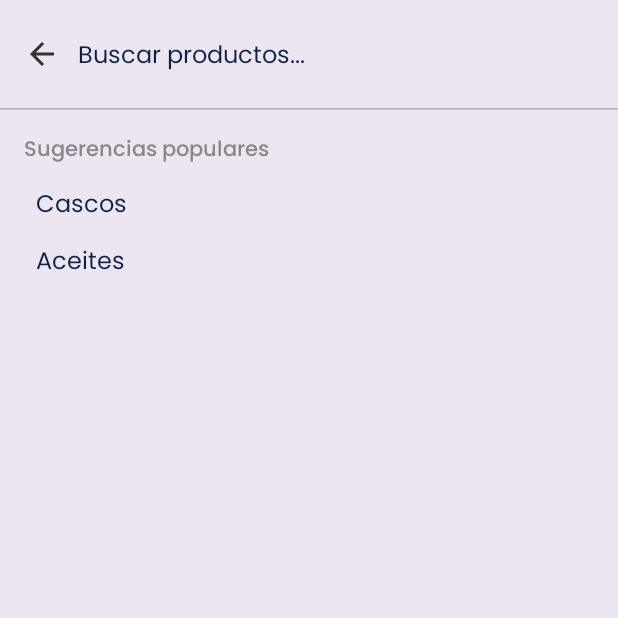
After one commit to SkimerPM/JhomilMotors, an Android app built with Jetpack Compose: the SearchScreen screen opened through its navigation route, on a phone screen of 412 x 824 dp, the top half of it. The commit adds this screen. Run offline under Robolectric (Android 15) with nearby library versions, the phone set to English and light mode, and no system bars; our stand-ins replace Dagger/Hilt's generated code; network calls fail; 3 statements that could not run were skipped.

Commit message:
Barra de busqueda y solucion de errores de UI y UX

```diff
--- a/app/src/main/java/com/jhomilmotors/jhomilmotorsfff/data/remote/ApiService.kt
+++ b/app/src/main/java/com/jhomilmotors/jhomilmotorsfff/data/remote/ApiService.kt
@@ -7,6 +7,7 @@ import com.jhomilmotors.jhomilmotorsfff.data.model.GoogleLoginRequest
 import com.jhomilmotors.jhomilmotorsfff.data.model.LoginRequest
 import com.jhomilmotors.jhomilmotorsfff.data.model.RefreshRequest
 import com.jhomilmotors.jhomilmotorsfff.data.model.RegisterRequest
+import com.jhomilmotors.jhomilmotorsfff.data.model.SearchResult
 import com.jhomilmotors.jhomilmotorsfff.data.model.SpringPage
 import com.jhomilmotors.jhomilmotorsfff.data.model.UserResponse
 import com.jhomilmotors.jhomilmotorsfff.data.model.category.CategoryResponse
@@ -89,4 +90,9 @@ interface ApiService {
     suspend fun getContentByCode(
         @Path("codigo") codigo: String
     ): Response<ContentResponse>
+
+    @GET("/api/v1/buscar")
+    suspend fun searchProducts(
+        @Query("q") query: String
+    ): Response<List<SearchResult>>
 }
--- /dev/null
+++ b/app/src/main/java/com/jhomilmotors/jhomilmotorsfff/data/repository/SearchRepository.kt
@@ -0,0 +1,14 @@
+package com.jhomilmotors.jhomilmotorsfff.data.repository
+
+import com.jhomilmotors.jhomilmotorsfff.data.model.SearchResult
+import com.jhomilmotors.jhomilmotorsfff.data.remote.ApiService
+import retrofit2.Response
+import javax.inject.Inject
+
+class SearchRepository @Inject constructor(
+    private val api: ApiService
+) {
+    suspend fun search(query: String): Response<List<SearchResult>> {
+        return api.searchProducts(query)
+    }
+}
--- a/app/src/main/java/com/jhomilmotors/jhomilmotorsfff/navigation/AppNavigation.kt
+++ b/app/src/main/java/com/jhomilmotors/jhomilmotorsfff/navigation/AppNavigation.kt
@@ -26,6 +26,7 @@ import com.jhomilmotors.jhomilmotorsfff.ui.screens.common.WebViewScreen
 
 import com.jhomilmotors.jhomilmotorsfff.ui.screens.home.ProductListScreen
 import com.jhomilmotors.jhomilmotorsfff.ui.screens.map.StoreMapScreen
+import com.jhomilmotors.jhomilmotorsfff.ui.screens.search.SearchScreen
 
 @Composable
 fun AppNavigation() {
@@ -141,6 +142,14 @@ fun AppNavigation() {
             composable(AppScreens.StoreMap.route) {
                 StoreMapScreen(onBack = { navController.popBackStack() })
             }
+            composable(AppScreens.SearchScreen.route) {
+                SearchScreen(
+                    onBack = { navController.popBackStack() },
+                    onNavigateToDetail = { productId ->
+                        navController.navigate(AppScreens.ProductDetail.createRoute(productId))
+                    }
+                )
+            }
         }
     }
 }
--- a/app/src/main/java/com/jhomilmotors/jhomilmotorsfff/navigation/AppScreens.kt
+++ b/app/src/main/java/com/jhomilmotors/jhomilmotorsfff/navigation/AppScreens.kt
@@ -34,4 +34,5 @@ sealed class AppScreens(val route: String) {
         fun createRoute(id: Long) = "product_detail/$id"
     }
     object StoreMap : AppScreens("store_map")
+    object SearchScreen : AppScreens("search_screen")
 }
--- a/app/src/main/java/com/jhomilmotors/jhomilmotorsfff/ui/screens/register/Register.kt
+++ b/app/src/main/java/com/jhomilmotors/jhomilmotorsfff/ui/screens/register/Register.kt
@@ -172,6 +172,7 @@ fun RegisterContent(
                     TextField(
                         value = nombre,
                         onValueChange = onNombreChange,
+                        placeholder = { Text("Introduce tu nombre", color = MaterialTheme.colorScheme.onSurface.copy(alpha = 0.6f)) },
                         modifier = Modifier.fillMaxWidth().height(62.dp).testTag("input_nombre"),
                         colors = TextFieldDefaults.colors(focusedContainerColor = MaterialTheme.colorScheme.primary.copy(alpha = 0.09f), unfocusedContainerColor = MaterialTheme.colorScheme.primary.copy(alpha = 0.03f), cursorColor = MaterialTheme.colorScheme.primary, focusedIndicatorColor = Color.Transparent, unfocusedIndicatorColor = Color.Transparent),
                         shape = RoundedCornerShape(8.dp),
@@ -186,6 +187,7 @@ fun RegisterContent(
                     TextField(
                         value = apellido,
                         onValueChange = onApellidoChange,
+                        placeholder = { Text("Introduce tu apellido", color = MaterialTheme.colorScheme.onSurface.copy(alpha = 0.6f)) },
                         modifier = Modifier.fillMaxWidth().height(62.dp).testTag("input_apellido"),
                         colors = TextFieldDefaults.colors(focusedContainerColor = MaterialTheme.colorScheme.primary.copy(alpha = 0.09f), unfocusedContainerColor = MaterialTheme.colorScheme.primary.copy(alpha = 0.03f), cursorColor = MaterialTheme.colorScheme.primary, focusedIndicatorColor = Color.Transparent, unfocusedIndicatorColor = Color.Transparent),
                         shape = RoundedCornerShape(8.dp),
@@ -200,6 +202,7 @@ fun RegisterContent(
                     TextField(
                         value = email,
                         onValueChange = onEmailChange,
+                        placeholder = { Text("ejemplo@correo.com", color = MaterialTheme.colorScheme.onSurface.copy(alpha = 0.6f)) },
                         modifier = Modifier.fillMaxWidth().height(62.dp).testTag("input_email"),
                         colors = TextFieldDefaults.colors(focusedContainerColor = MaterialTheme.colorScheme.primary.copy(alpha = 0.09f), unfocusedContainerColor = MaterialTheme.colorScheme.primary.copy(alpha = 0.03f), cursorColor = MaterialTheme.colorScheme.primary, focusedIndicatorColor = Color.Transparent, unfocusedIndicatorColor = Color.Transparent),
                         shape = RoundedCornerShape(8.dp),
@@ -214,6 +217,7 @@ fun RegisterContent(
                     TextField(
                         value = password,
                         onValueChange = onPasswordChange,
+                        placeholder = { Text("******", color = MaterialTheme.colorScheme.onSurface.copy(alpha = 0.6f)) },
                         visualTransformation = PasswordVisualTransformation(),
                         modifier = Modifier.fillMaxWidth().height(62.dp).testTag("input_password"),
                         colors = TextFieldDefaults.colors(focusedContainerColor = MaterialTheme.colorScheme.primary.copy(alpha = 0.09f), unfocusedContainerColor = MaterialTheme.colorScheme.primary.copy(alpha = 0.03f), cursorColor = MaterialTheme.colorScheme.primary, focusedIndicatorColor = Color.Transparent, unfocusedIndicatorColor = Color.Transparent),
--- /dev/null
+++ b/app/src/main/java/com/jhomilmotors/jhomilmotorsfff/ui/screens/search/SearchScreen.kt
@@ -0,0 +1,117 @@
+package com.jhomilmotors.jhomilmotorsfff.ui.screens.search
+
+import androidx.compose.foundation.clickable
+import androidx.compose.foundation.layout.*
+import androidx.compose.foundation.lazy.LazyColumn
+import androidx.compose.foundation.lazy.items
+import androidx.compose.material.icons.Icons
+import androidx.compose.material.icons.automirrored.filled.ArrowBack
+import androidx.compose.material.icons.filled.Close
+import androidx.compose.material.icons.filled.Search
+import androidx.compose.material3.*
+import androidx.compose.runtime.*
+import androidx.compose.ui.Alignment
+import androidx.compose.ui.Modifier
+import androidx.compose.ui.focus.FocusRequester
+import androidx.compose.ui.focus.focusRequester
+import androidx.compose.ui.graphics.Color
+import androidx.compose.ui.unit.dp
+import androidx.hilt.navigation.compose.hiltViewModel
+import com.jhomilmotors.jhomilmotorsfff.data.model.SearchResult
+import com.jhomilmotors.jhomilmotorsfff.data.model.UiState
+import com.jhomilmotors.jhomilmotorsfff.ui.viewmodels.SearchViewModel
+
+@OptIn(ExperimentalMaterial3Api::class)
+@Composable
+fun SearchScreen(
+    onBack: () -> Unit,
+    onNavigateToDetail: (Long) -> Unit,
+    viewModel: SearchViewModel = hiltViewModel()
+) {
+    val query by viewModel.searchQuery.collectAsState()
+    val state by viewModel.searchState.collectAsState()
+
+    // Foco automático para que el teclado salga al entrar
+    val focusRequester = remember { FocusRequester() }
+
+    LaunchedEffect(Unit) {
+        focusRequester.requestFocus()
+    }
+
+    Scaffold(
+        topBar = {
+            SearchBar(
+                query = query,
+                onQueryChange = viewModel::onQueryChange,
+                onSearch = { /* La búsqueda es reactiva, no necesitamos acción extra */ },
+                active = true, // Siempre expandido
+                onActiveChange = { if (!it) onBack() }, // Si cierra, volver atrás
+                placeholder = { Text("Buscar productos...", color = MaterialTheme.colorScheme.onBackground) },
+                leadingIcon = {
+                    IconButton(onClick = onBack) {
+                        Icon(Icons.AutoMirrored.Filled.ArrowBack, contentDescription = "Volver")
+                    }
+                },
+                trailingIcon = {
+                    if (query.isNotEmpty()) {
+                        IconButton(onClick = { viewModel.onQueryChange("") }) {
+                            Icon(Icons.Default.Close, contentDescription = "Borrar")
+                        }
+                    }
+                },
+                modifier = Modifier
+                    .fillMaxWidth()
+                    .focusRequester(focusRequester) // Asignar foco
+            ) {
+                // CONTENIDO DENTRO DE LA BÚSQUEDA
+                when (val uiState = state) {
+                    is UiState.Loading -> {
+                        Box(Modifier.fillMaxWidth().padding(20.dp), contentAlignment = Alignment.Center) {
+                            CircularProgressIndicator()
+                        }
+                    }
+                    is UiState.Error -> {
+                        if (query.isNotEmpty()) {
+                            Text(
+                                text = uiState.message,
+                                modifier = Modifier.padding(16.dp),
+                                color = Color.Gray
+                            )
+                        }
+                    }
+                    is UiState.Success -> {
+                        LazyColumn {
+                            items(uiState.data) { product ->
+                                SearchResultItem(product, onClick = { onNavigateToDetail(product.id) })
+                            }
+                        }
+                    }
+                    else -> {
+                        // Estado inicial (historial o sugerencias)
+                        Column(Modifier.padding(16.dp)) {
+                            Text("Sugerencias populares", style = MaterialTheme.typography.labelLarge, color = Color.Gray)
+                            Spacer(Modifier.height(8.dp))
+                            Text("Cascos", Modifier.padding(8.dp).clickable { viewModel.onQueryChange("Casco") })
+                            Text("Aceites", Modifier.padding(8.dp).clickable { viewModel.onQueryChange("Aceite") })
+                        }
+                    }
+                }
+            }
+        }
+    ) { padding ->
+        // Contenido manejado por SearchBar
+        Box(modifier = Modifier.padding(padding))
+    }
+}
+
+@Composable
+fun SearchResultItem(product: SearchResult, onClick: () -> Unit) {
+    ListItem(
+        headlineContent = { Text(product.nombre) },
+        leadingContent = {
+            Icon(Icons.Default.Search, contentDescription = null, tint = Color.Gray)
+        },
+        modifier = Modifier.clickable { onClick() }
+    )
+    Divider()
+}
--- /dev/null
+++ b/app/src/main/java/com/jhomilmotors/jhomilmotorsfff/ui/viewmodels/SearchViewModel.kt
@@ -0,0 +1,65 @@
+package com.jhomilmotors.jhomilmotorsfff.ui.viewmodels
+
+import androidx.lifecycle.ViewModel
+import androidx.lifecycle.viewModelScope
+import com.jhomilmotors.jhomilmotorsfff.data.model.SearchResult
+import com.jhomilmotors.jhomilmotorsfff.data.model.UiState
+import com.jhomilmotors.jhomilmotorsfff.data.repository.SearchRepository
+import dagger.hilt.android.lifecycle.HiltViewModel
+import kotlinx.coroutines.Job
+import kotlinx.coroutines.delay
+import kotlinx.coroutines.flow.MutableStateFlow
+import kotlinx.coroutines.flow.StateFlow
+import kotlinx.coroutines.launch
+import javax.inject.Inject
+
+@HiltViewModel
+class SearchViewModel @Inject constructor(
+    private val repository: SearchRepository
+) : ViewModel() {
+
+    private val _searchQuery = MutableStateFlow("")
+    val searchQuery: StateFlow<String> = _searchQuery
+
+    private val _searchState = MutableStateFlow<UiState<List<SearchResult>>>(UiState.Idle)
+    val searchState: StateFlow<UiState<List<SearchResult>>> = _searchState
+
+    private var searchJob: Job? = null
+
+    fun onQueryChange(newQuery: String) {
+        _searchQuery.value = newQuery
+
+        // Cancelamos la búsqueda anterior si el usuario sigue escribiendo
+        searchJob?.cancel()
+
+        if (newQuery.isBlank()) {
+            _searchState.value = UiState.Idle
+            return
+        }
+
+        // Iniciamos nueva búsqueda con un pequeño retraso (500ms)
+        searchJob = viewModelScope.launch {
+            delay(500) // Debounce: Espera medio segundo a que deje de escribir
+            performSearch(newQuery)
+        }
+    }
+
+    private suspend fun performSearch(query: String) {
+        _searchState.value = UiState.Loading
+        try {
+            val response = repository.search(query)
+            if (response.isSuccessful && response.body() != null) {
+                val results = response.body()!!
+                if (results.isEmpty()) {
+                    _searchState.value = UiState.Error("No se encontraron productos")
+                } else {
+                    _searchState.value = UiState.Success(results)
+                }
+            } else {
+                _searchState.value = UiState.Error("Error en el servidor")
+            }
+        } catch (e: Exception) {
+            _searchState.value = UiState.Error(e.message ?: "Error de conexión")
+        }
+    }
+}
```
Also changed, not shown: app/src/main/java/com/jhomilmotors/jhomilmotorsfff/data/model/SearchResult.kt (added, +8 -0 lines), app/src/main/java/com/jhomilmotors/jhomilmotorsfff/ui/screens/home/HomeScreen.kt (+12 -2 lines), app/src/main/java/com/jhomilmotors/jhomilmotorsfff/ui/screens/profile/ProfileScreen.kt (+4 -4 lines).
